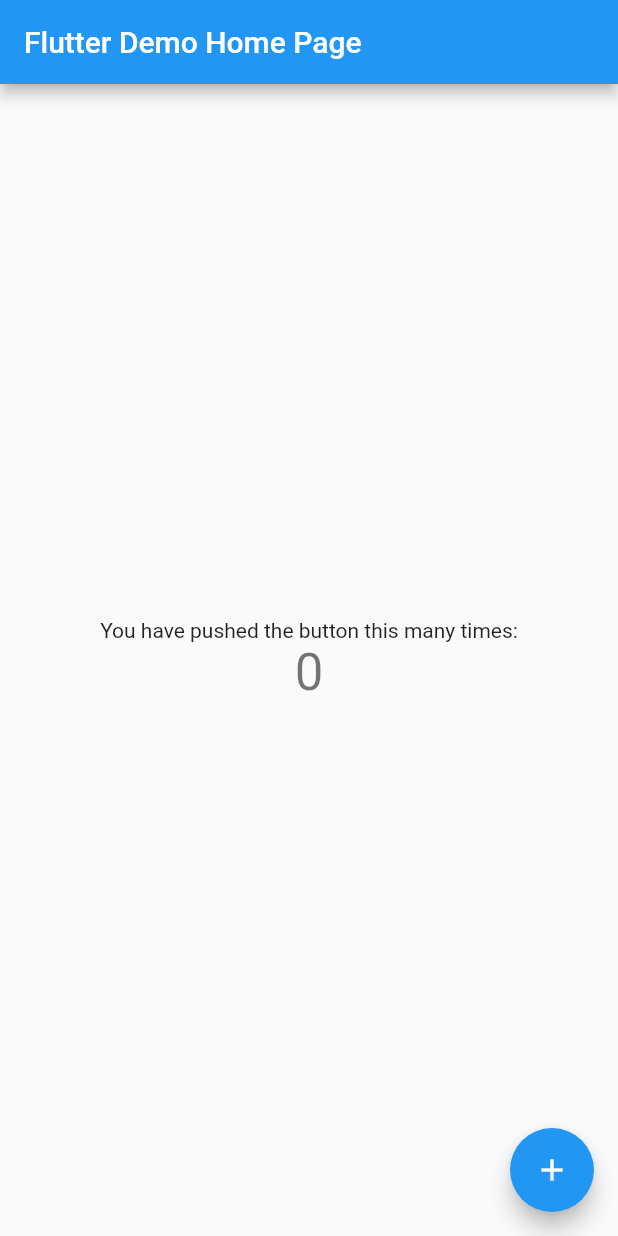
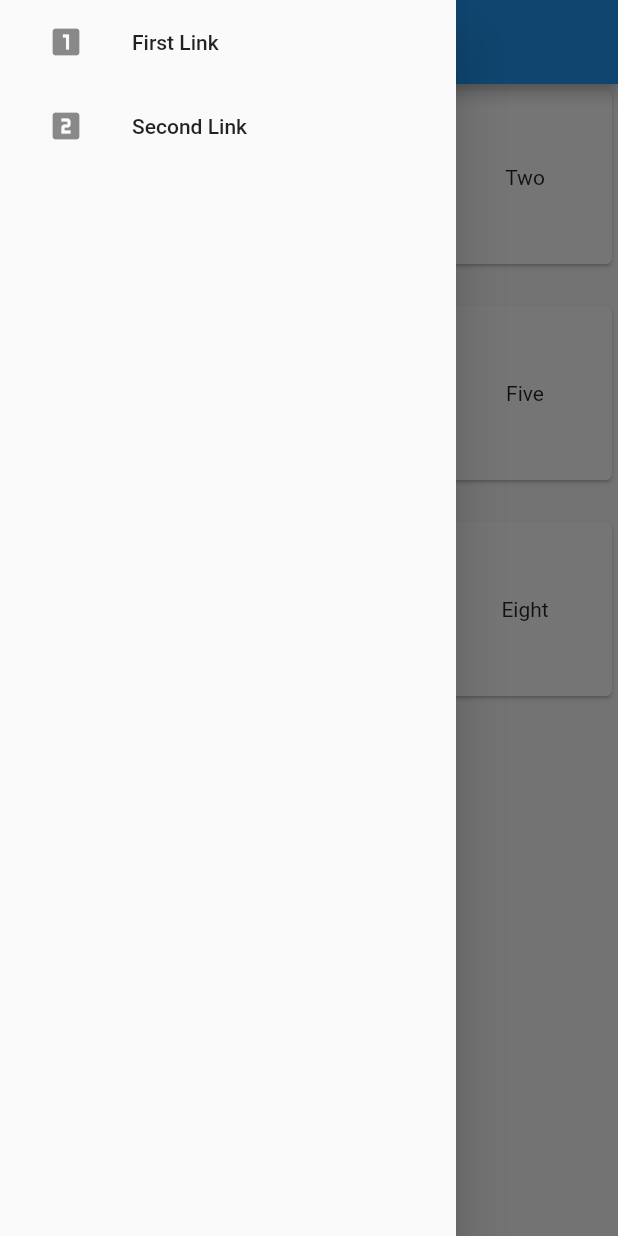
Before and after one commit to wisnuwiry/habitism, a Flutter app: the screen it shows after launch, with the side drawer open (before the commit the screen has no drawer), on a phone screen of 412 x 824 dp. Run offline on Flutter 3.47's test engine with Material 2 defaults, Android fonts, the phone set to English and light mode, and no system bars.

Commit message:
Clean up

```diff
--- a/lib/main.dart
+++ b/lib/main.dart
@@ -5,113 +5,74 @@
 }
 
 class MyApp extends StatelessWidget {
-  // This widget is the root of your application.
   @override
-  Widget build(BuildContext context) {
-    return MaterialApp(
-      title: 'Flutter Demo',
-      theme: ThemeData(
-        // This is the theme of your application.
-        //
-        // Try running your application with "flutter run". You'll see the
-        // application has a blue toolbar. Then, without quitting the app, try
-        // changing the primarySwatch below to Colors.green and then invoke
-        // "hot reload" (press "r" in the console where you ran "flutter run",
-        // or simply save your changes to "hot reload" in a Flutter IDE).
-        // Notice that the counter didn't reset back to zero; the application
-        // is not restarted.
-        primarySwatch: Colors.blue,
-        // This makes the visual density adapt to the platform that you run
-        // the app on. For desktop platforms, the controls will be smaller and
-        // closer together (more dense) than on mobile platforms.
-        visualDensity: VisualDensity.adaptivePlatformDensity,
-      ),
-      home: MyHomePage(title: 'Flutter Demo Home Page'),
-    );
-  }
+  Widget build(context) => MaterialApp(home: MyHomePage());
 }
 
-class MyHomePage extends StatefulWidget {
-  MyHomePage({Key key, this.title}) : super(key: key);
+class MyHomePage extends StatelessWidget {
+  @override
+  Widget build(context) => Scaffold(
+      appBar: AppBar(title: Text("test")),
+      drawer: MediaQuery.of(context).size.width < 500
+          ? Drawer(
+              child: Menu(),
+            )
+          : null,
+      body: SafeArea(
+          child: Center(
+              child: MediaQuery.of(context).size.width < 500
+                  ? Content()
+                  : Row(children: [
+                      Container(width: 200.0, child: Menu()),
+                      Container(
+                          width: MediaQuery.of(context).size.width - 200.0,
+                          child: Content())
+                    ]))));
+}
 
-  // This widget is the home page of your application. It is stateful, meaning
-  // that it has a State object (defined below) that contains fields that affect
-  // how it looks.
+class Menu extends StatelessWidget {
+  @override
+  Widget build(context) => ListView(children: [
+        FlatButton(
+            onPressed: () {},
+            child: ListTile(
+              leading: Icon(Icons.looks_one),
+              title: Text("First Link"),
+            )),
+        FlatButton(
+            onPressed: () {},
+            child: ListTile(
+              leading: Icon(Icons.looks_two),
+              title: Text("Second Link"),
+            ))
+      ]);
+}
 
-  // This class is the configuration for the state. It holds the values (in this
-  // case the title) provided by the parent (in this case the App widget) and
-  // used by the build method of the State. Fields in a Widget subclass are
-  // always marked "final".
-
-  final String title;
+class Content extends StatelessWidget {
+  final List elements = [
+    "Zero",
+    "One",
+    "Two",
+    "Three",
+    "Four",
+    "Five",
+    "Six",
+    "Seven",
+    "Eight",
+    "A Million Billion Trillion",
+    "A much, much longer text that will still fit"
+  ];
 
   @override
-  _MyHomePageState createState() => _MyHomePageState();
+  Widget build(context) => GridView.builder(
+      itemCount: elements.length,
+      gridDelegate: SliverGridDelegateWithMaxCrossAxisExtent(
+        maxCrossAxisExtent: 130.0,
+        crossAxisSpacing: 20.0,
+        mainAxisSpacing: 20.0,
+      ),
+      itemBuilder: (context, i) => Card(
+          child: Center(
+              child: Padding(
+                  padding: EdgeInsets.all(8.0), child: Text(elements[i])))));
 }
-
-class _MyHomePageState extends State<MyHomePage> {
-  int _counter = 0;
-
-  void _incrementCounter() {
-    setState(() {
-      // This call to setState tells the Flutter framework that something has
-      // changed in this State, which causes it to rerun the build method below
-      // so that the display can reflect the updated values. If we changed
-      // _counter without calling setState(), then the build method would not be
-      // called again, and so nothing would appear to happen.
-      _counter++;
-    });
-  }
-
-  @override
-  Widget build(BuildContext context) {
-    // This method is rerun every time setState is called, for instance as done
-    // by the _incrementCounter method above.
-    //
-    // The Flutter framework has been optimized to make rerunning build methods
-    // fast, so that you can just rebuild anything that needs updating rather
-    // than having to individually change instances of widgets.
-    return Scaffold(
-      appBar: AppBar(
-        // Here we take the value from the MyHomePage object that was created by
-        // the App.build method, and use it to set our appbar title.
-        title: Text(widget.title),
-      ),
-      body: Center(
-        // Center is a layout widget. It takes a single child and positions it
-        // in the middle of the parent.
-        child: Column(
-          // Column is also a layout widget. It takes a list of children and
-          // arranges them vertically. By default, it sizes itself to fit its
-          // children horizontally, and tries to be as tall as its parent.
-          //
-          // Invoke "debug painting" (press "p" in the console, choose the
-          // "Toggle Debug Paint" action from the Flutter Inspector in Android
-          // Studio, or the "Toggle Debug Paint" command in Visual Studio Code)
-          // to see the wireframe for each widget.
-          //
-          // Column has various properties to control how it sizes itself and
-          // how it positions its children. Here we use mainAxisAlignment to
-          // center the children vertically; the main axis here is the vertical
-          // axis because Columns are vertical (the cross axis would be
-          // horizontal).
-          mainAxisAlignment: MainAxisAlignment.center,
-          children: <Widget>[
-            Text(
-              'You have pushed the button this many times:',
-            ),
-            Text(
-              '$_counter',
-              style: Theme.of(context).textTheme.headline4,
-            ),
-          ],
-        ),
-      ),
-      floatingActionButton: FloatingActionButton(
-        onPressed: _incrementCounter,
-        tooltip: 'Increment',
-        child: Icon(Icons.add),
-      ), // This trailing comma makes auto-formatting nicer for build methods.
-    );
-  }
-}
```
Also changed, not shown: pubspec.yaml (+6 -57 lines), pubspec.lock.
